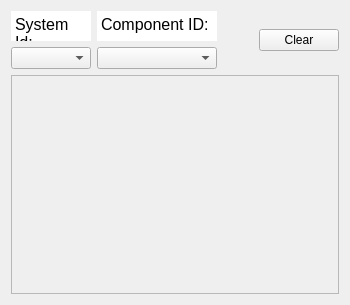
Before: the Qt Designer form mavlink_inspector.ui in YevheniiKovryzhenko/KGroundControl, drawn with Qt 5.
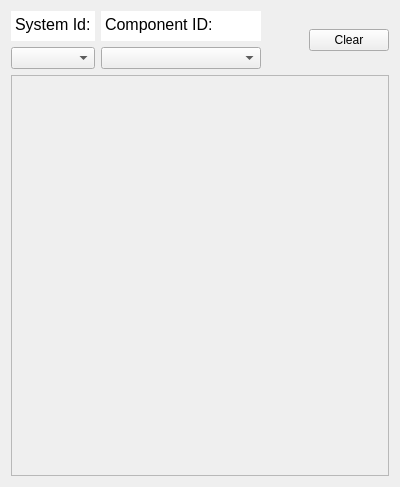
After: the same form once the commit is applied.

Patch:
```diff
--- a/mavlink_inspector.ui
+++ b/mavlink_inspector.ui
@@ -6,8 +6,8 @@
    <rect>
     <x>0</x>
     <y>0</y>
-    <width>350</width>
-    <height>305</height>
+    <width>400</width>
+    <height>487</height>
    </rect>
   </property>
   <property name="sizePolicy">
@@ -18,7 +18,7 @@
   </property>
   <property name="minimumSize">
    <size>
-    <width>350</width>
+    <width>400</width>
     <height>150</height>
    </size>
   </property>
@@ -149,7 +149,7 @@
          </property>
          <property name="minimumSize">
           <size>
-           <width>120</width>
+           <width>160</width>
            <height>30</height>
           </size>
          </property>
@@ -220,7 +220,7 @@
          </property>
          <property name="minimumSize">
           <size>
-           <width>120</width>
+           <width>160</width>
            <height>0</height>
           </size>
          </property>
@@ -287,8 +287,8 @@
        <rect>
         <x>0</x>
         <y>0</y>
-        <width>330</width>
-        <height>215</height>
+        <width>380</width>
+        <height>397</height>
        </rect>
       </property>
      </widget>
```
